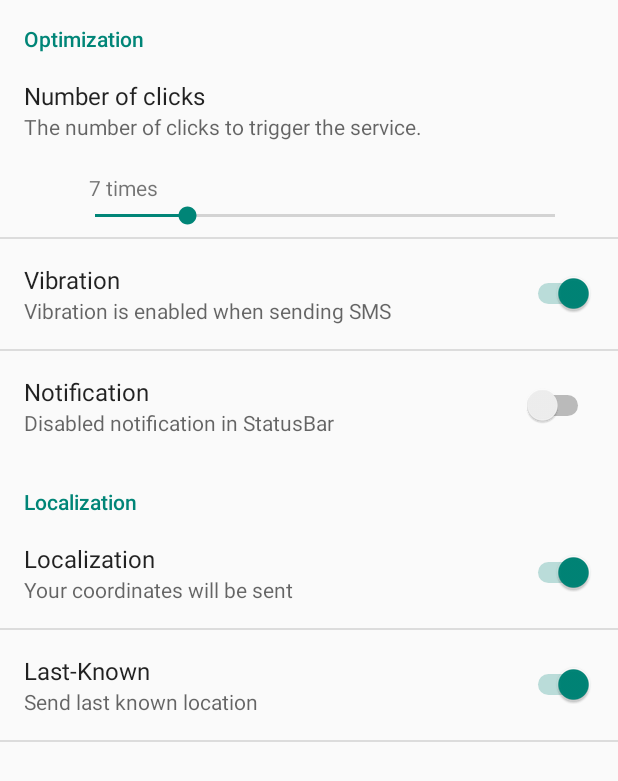
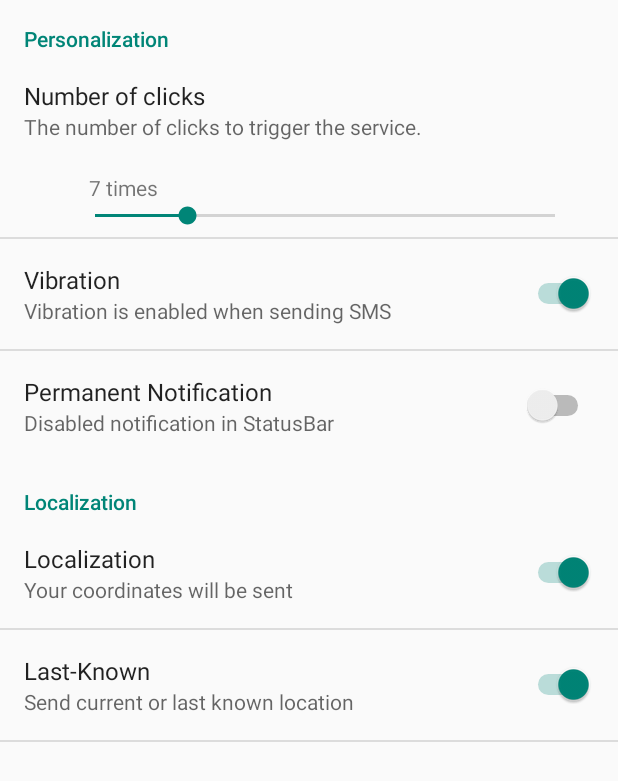
Before and after one commit to PuR3v1L/EmergencySMS, an Android app: the screen it shows after launch (PrefsActivity), after a tap on "Preferences", on a phone screen of 412 x 824 dp. Shown: the top 781 px of the screen. Run offline under Robolectric (Android 15) with nearby library versions, the phone set to English and light mode, and no system bars; libraries missing offline, so code that uses them is left out: android.test.suitebuilder; 1 statement that could not run was skipped.

Commit message:
changed some strings

```diff
--- a/InstantSMSEmergency/src/main/res/values/strings.xml
+++ b/InstantSMSEmergency/src/main/res/values/strings.xml
@@ -3,15 +3,15 @@
 
     <string name="app_name">Emergency SMS</string>
     <string name="action_settings">Preferences</string>
-    <string name="sms_text_hint">Enter your preferred text</string>
+    <string name="sms_text_hint">Enter your preferred emergency text…</string>
     <string name="phone_number_hint">Enter phone number</string>
     <string name="button_save">Save</string>
     <string name="contact_button_description">Contacts Button</string>
-    <string name="select_contact_phone_number_and_type">Select Contact Phone Number</string>
+    <string name="select_contact_phone_number_and_type">Select Contacts</string>
     <string name="hint_about_phone_numbers">You can add more than one number, by entering # between numbers</string>
-    <string name="service_not_running">Alert SMS Disabled</string>
-    <string name="service_running">Alert SMS Enabled</string>
-    <string name="optimization_prefs">Optimization</string>
+    <string name="service_not_running">Emergency SMS Disabled</string>
+    <string name="service_running">Emergency SMS Enabled</string>
+    <string name="optimization_prefs">Personalization</string>
     <string name="counter_title">Number of clicks</string>
     <string name="screen_off_counter">Number of clicks set to:</string>
     <string name="titlePrefs">Preferences</string>
@@ -22,12 +22,12 @@
     <string name="location_off">Your coordinates won\'t be sent</string>
     <string name="location_on">Your coordinates will be sent</string>
     <string name="last_known_position">Last-Known</string>
-    <string name="last_known_location_on">Send last known location</string>
-    <string name="last_known_location_off">Don\'t send last known location</string>
+    <string name="last_known_location_on">Send current or last known location</string>
+    <string name="last_known_location_off">Try to send current location (may fail)</string>
     <string name="notification_text">Emergency SMS started</string>
     <string name="notification_title">Emergency SMS Active</string>
     <string name="notification_context_text">Click to open</string>
-    <string name="permanent_notification">Notification</string>
+    <string name="permanent_notification">Permanent Notification</string>
     <string name="permanent_notification_summary_on">Enabled notification in StatusBar</string>
     <string name="permanent_notification_summary_off">Disabled notification in StatusBar</string>
     <string name="localization_prefs">Localization</string>
```
